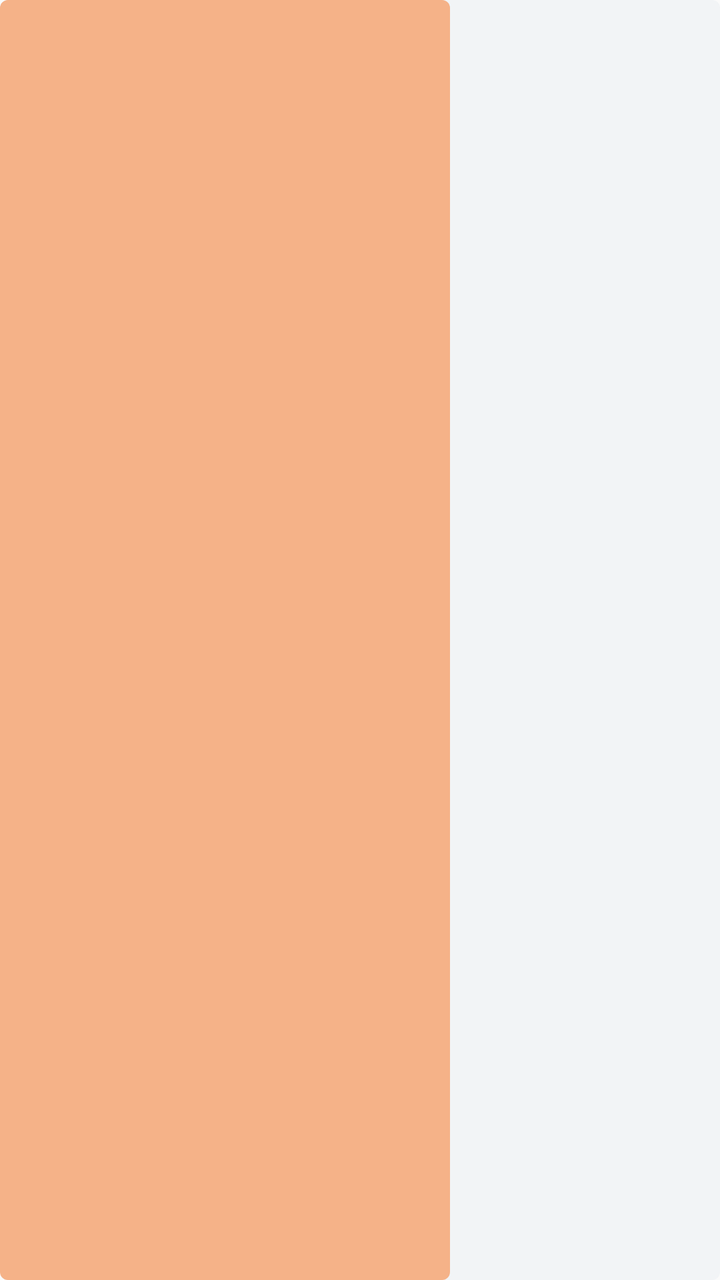
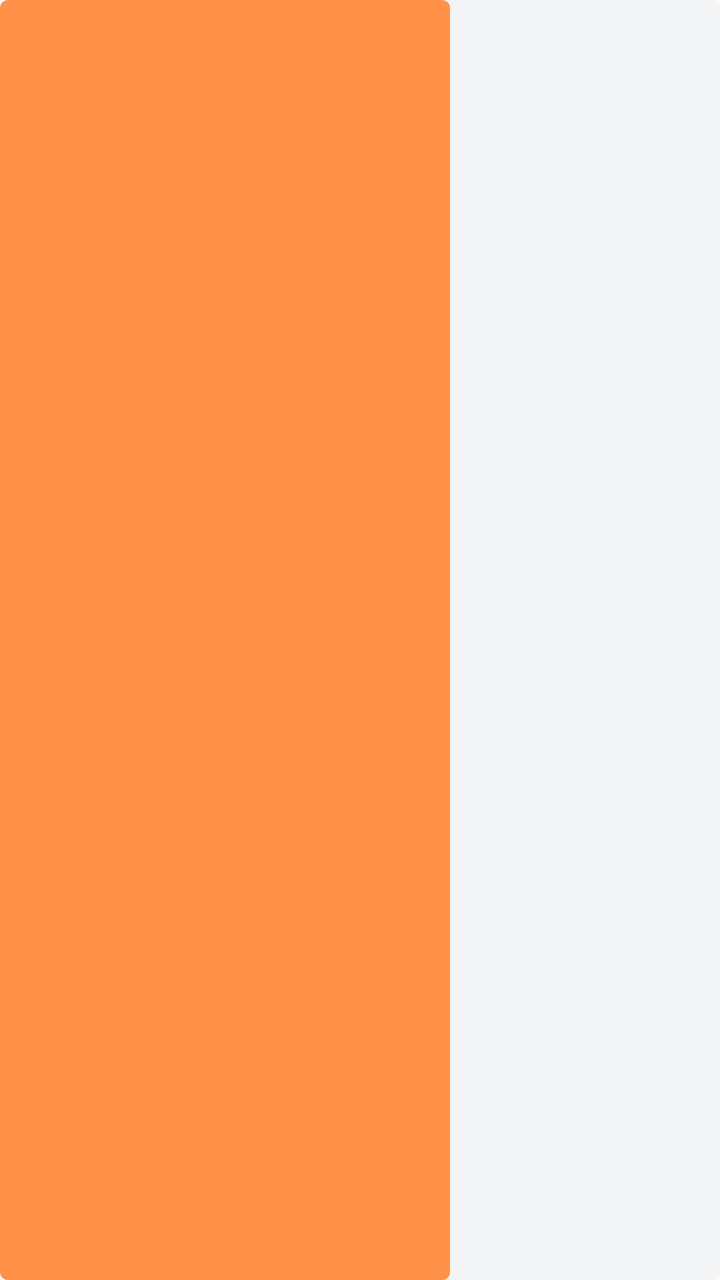

An Android layout rendered at two revisions. The XML below is the earlier revision; the diff shows what the commit changed to produce the second picture.
<!-- AndroidManifest.xml: application theme AppTheme -->
<!-- res/layout/widget_progress_lab_dark.xml -->
<ProgressBar xmlns:android="http://schemas.android.com/apk/res/android" android:id="@+id/widget_progress" style="?android:attr/progressBarStyleHorizontal" android:layout_width="match_parent" android:layout_height="6dp" android:max="10000" android:progress="6250" android:indeterminate="false" android:progressDrawable="@drawable/widget_progress" android:progressTint="@color/widget_lab_dark_rail" android:progressBackgroundTint="#4D9BB1CA"/>
<!-- resources referenced by this layout -->
<resources>
  <color name="widget_lab_dark_rail">#f5b288</color>
  <!-- drawable widget_progress (drawable) -->
  <layer-list xmlns:android="http://schemas.android.com/apk/res/android">
      <item android:id="@android:id/background">
          <shape><corners android:radius="4dp"/><solid android:color="#4D9BB1CA"/></shape>
      </item>
      <item android:id="@android:id/progress">
          <scale android:scaleWidth="100%" android:scaleGravity="left"><shape><corners android:radius="4dp"/><solid android:color="#FFB987"/></shape></scale>
      </item>
  </layer-list>
  <style name="AppTheme" parent="Theme.AppCompat.Light.DarkActionBar">
          
          <item name="colorPrimary">@color/colorPrimary</item>
          <item name="colorPrimaryDark">@color/colorPrimaryDark</item>
          <item name="colorAccent">@color/colorAccent</item>
      </style>
</resources>

<!-- the commit's change to res/layout/widget_progress_lab_dark.xml (unified diff, before → after) -->
@@ -1 +1 @@
-<ProgressBar xmlns:android="http://schemas.android.com/apk/res/android" android:id="@+id/widget_progress" style="?android:attr/progressBarStyleHorizontal" android:layout_width="match_parent" android:layout_height="6dp" android:max="10000" android:progress="6250" android:indeterminate="false" android:progressDrawable="@drawable/widget_progress" android:progressTint="@color/widget_lab_dark_rail" android:progressBackgroundTint="#4D9BB1CA"/>
+<ProgressBar xmlns:android="http://schemas.android.com/apk/res/android" android:id="@+id/widget_progress" style="?android:attr/progressBarStyleHorizontal" android:layout_width="match_parent" android:layout_height="6dp" android:max="10000" android:progress="6250" android:indeterminate="false" android:progressDrawable="@drawable/widget_progress" android:progressTint="@color/widget_lab_bright" android:progressBackgroundTint="#4D9BB1CA"/>
<!-- resource entries referenced after the edit -->
@@ -1,6 +1,6 @@
 <!-- resources referenced by this layout -->
 <resources>
-  <color name="widget_lab_dark_rail">#f5b288</color>
+  <color name="widget_lab_bright">#FF9248</color>
   <!-- drawable widget_progress (drawable) -->
   <layer-list xmlns:android="http://schemas.android.com/apk/res/android">
       <item android:id="@android:id/background">
